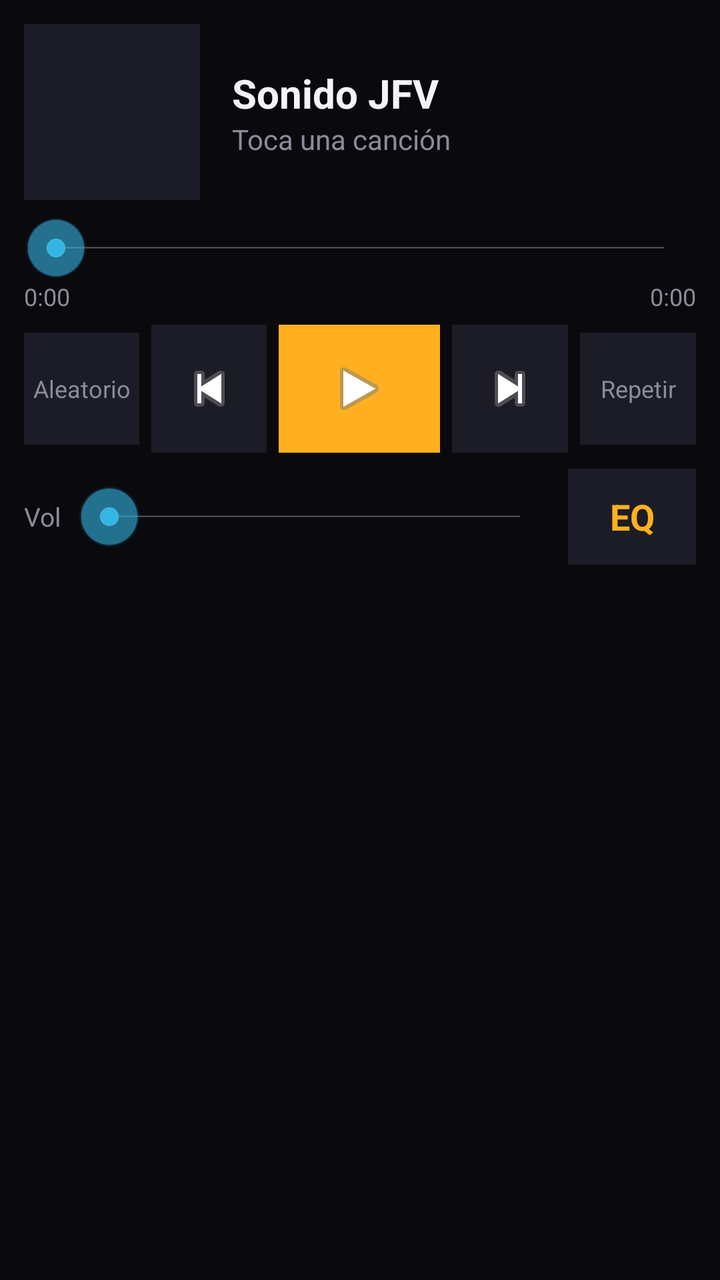
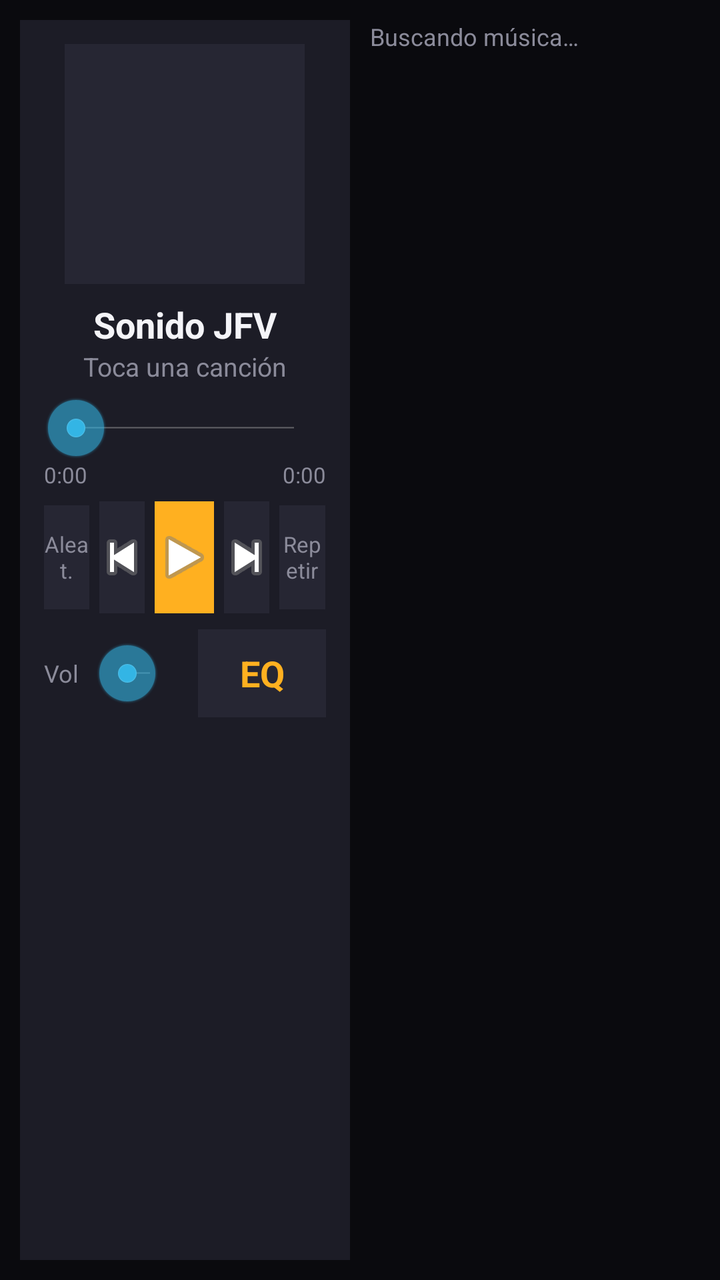

Two renders of the same Android screen: before a commit and after it. Below are the layout's source before the change and the commit's diff.
<!-- AndroidManifest.xml: application theme AppTheme -->
<!-- res/layout/activity_main.xml -->
<?xml version="1.0" encoding="utf-8"?>
<LinearLayout xmlns:android="http://schemas.android.com/apk/res/android"
    android:layout_width="match_parent"
    android:layout_height="match_parent"
    android:orientation="vertical"
    android:background="@color/bg"
    android:padding="12dp">

    <LinearLayout
        android:layout_width="match_parent"
        android:layout_height="wrap_content"
        android:orientation="horizontal"
        android:gravity="center_vertical">

        <ImageView
            android:id="@+id/art"
            android:layout_width="88dp"
            android:layout_height="88dp"
            android:scaleType="centerCrop"
            android:background="@color/surface"/>

        <LinearLayout
            android:layout_width="0dp"
            android:layout_height="wrap_content"
            android:layout_weight="1"
            android:orientation="vertical"
            android:layout_marginLeft="12dp"
            android:paddingLeft="4dp">

            <TextView
                android:id="@+id/title"
                android:layout_width="match_parent"
                android:layout_height="wrap_content"
                android:text="Sonido JFV"
                android:textColor="@color/text"
                android:textSize="20sp"
                android:textStyle="bold"
                android:singleLine="true"
                android:ellipsize="end"/>

            <TextView
                android:id="@+id/artist"
                android:layout_width="match_parent"
                android:layout_height="wrap_content"
                android:text="Toca una canción"
                android:textColor="@color/muted"
                android:textSize="14sp"
                android:singleLine="true"
                android:ellipsize="end"/>
        </LinearLayout>
    </LinearLayout>

    <SeekBar
        android:id="@+id/seek"
        android:layout_width="match_parent"
        android:layout_height="wrap_content"
        android:layout_marginTop="8dp"/>

    <LinearLayout
        android:layout_width="match_parent"
        android:layout_height="wrap_content"
        android:orientation="horizontal">
        <TextView
            android:id="@+id/tCur"
            android:layout_width="0dp"
            android:layout_height="wrap_content"
            android:layout_weight="1"
            android:text="0:00"
            android:textColor="@color/muted"
            android:textSize="12sp"/>
        <TextView
            android:id="@+id/tDur"
            android:layout_width="0dp"
            android:layout_height="wrap_content"
            android:layout_weight="1"
            android:gravity="right"
            android:text="0:00"
            android:textColor="@color/muted"
            android:textSize="12sp"/>
    </LinearLayout>

    <LinearLayout
        android:layout_width="match_parent"
        android:layout_height="wrap_content"
        android:orientation="horizontal"
        android:gravity="center"
        android:layout_marginTop="6dp">

        <Button
            android:id="@+id/btnShuffle"
            android:layout_width="0dp"
            android:layout_height="56dp"
            android:layout_weight="1"
            android:text="Aleatorio"
            android:textSize="12sp"
            android:textColor="@color/muted"
            android:background="@color/surface"/>

        <ImageButton
            android:id="@+id/btnPrev"
            android:layout_width="0dp"
            android:layout_height="64dp"
            android:layout_weight="1"
            android:layout_marginLeft="6dp"
            android:src="@android:drawable/ic_media_previous"
            android:background="@color/surface"/>

        <ImageButton
            android:id="@+id/btnPlay"
            android:layout_width="0dp"
            android:layout_height="64dp"
            android:layout_weight="1.4"
            android:layout_marginLeft="6dp"
            android:src="@android:drawable/ic_media_play"
            android:background="@color/accent"/>

        <ImageButton
            android:id="@+id/btnNext"
            android:layout_width="0dp"
            android:layout_height="64dp"
            android:layout_weight="1"
            android:layout_marginLeft="6dp"
            android:src="@android:drawable/ic_media_next"
            android:background="@color/surface"/>

        <Button
            android:id="@+id/btnRepeat"
            android:layout_width="0dp"
            android:layout_height="56dp"
            android:layout_weight="1"
            android:layout_marginLeft="6dp"
            android:text="Repetir"
            android:textSize="12sp"
            android:textColor="@color/muted"
            android:background="@color/surface"/>
    </LinearLayout>

    <LinearLayout
        android:layout_width="match_parent"
        android:layout_height="wrap_content"
        android:orientation="horizontal"
        android:gravity="center_vertical"
        android:layout_marginTop="8dp">

        <TextView
            android:layout_width="wrap_content"
            android:layout_height="wrap_content"
            android:text="Vol"
            android:textColor="@color/muted"
            android:textSize="13sp"/>

        <SeekBar
            android:id="@+id/vol"
            android:layout_width="0dp"
            android:layout_height="wrap_content"
            android:layout_weight="1"
            android:layout_marginLeft="8dp"
            android:layout_marginRight="8dp"/>

        <Button
            android:id="@+id/btnEq"
            android:layout_width="wrap_content"
            android:layout_height="48dp"
            android:text="EQ"
            android:textColor="@color/accent"
            android:textStyle="bold"
            android:background="@color/surface"/>
    </LinearLayout>

    <TextView
        android:id="@+id/count"
        android:layout_width="match_parent"
        android:layout_height="wrap_content"
        android:layout_marginTop="10dp"
        android:layout_marginBottom="4dp"
        android:text=""
        android:textColor="@color/muted"
        android:textSize="12sp"/>

    <ListView
        android:id="@+id/list"
        android:layout_width="match_parent"
        android:layout_height="0dp"
        android:layout_weight="1"
        android:cacheColorHint="#00000000"
        android:divider="#22FFFFFF"
        android:dividerHeight="1dp"/>
</LinearLayout>
<!-- resources referenced by this layout -->
<resources>
  <color name="accent">#FFB020</color>
  <color name="bg">#0A0A0E</color>
  <color name="muted">#8B8B9A</color>
  <color name="surface">#1C1C26</color>
  <color name="text">#F4F4F8</color>
  <style name="AppTheme" parent="@android:style/Theme.Holo.NoActionBar">
          <item name="android:windowBackground">@color/bg</item>
      </style>
</resources>

<!-- the commit's change to res/layout/activity_main.xml (unified diff, before → after) -->
@@ -2,187 +2,129 @@
 <LinearLayout xmlns:android="http://schemas.android.com/apk/res/android"
     android:layout_width="match_parent"
     android:layout_height="match_parent"
-    android:orientation="vertical"
+    android:orientation="horizontal"
     android:background="@color/bg"
-    android:padding="12dp">
+    android:padding="10dp">
 
+    
     <LinearLayout
-        android:layout_width="match_parent"
-        android:layout_height="wrap_content"
-        android:orientation="horizontal"
-        android:gravity="center_vertical">
+        android:layout_width="0dp"
+        android:layout_height="match_parent"
+        android:layout_weight="1"
+        android:orientation="vertical"
+        android:gravity="center_horizontal"
+        android:layout_marginRight="10dp"
+        android:background="@color/surface"
+        android:padding="12dp">
 
         <ImageView
             android:id="@+id/art"
-            android:layout_width="88dp"
-            android:layout_height="88dp"
+            android:layout_width="120dp"
+            android:layout_height="120dp"
             android:scaleType="centerCrop"
-            android:background="@color/surface"/>
+            android:background="@color/surface2"/>
+
+        <TextView
+            android:id="@+id/title"
+            android:layout_width="match_parent"
+            android:layout_height="wrap_content"
+            android:layout_marginTop="8dp"
+            android:text="Sonido JFV"
+            android:textColor="@color/text"
+            android:textSize="18sp"
+            android:textStyle="bold"
+            android:gravity="center"
+            android:singleLine="true"
+            android:ellipsize="end"/>
+
+        <TextView
+            android:id="@+id/artist"
+            android:layout_width="match_parent"
+            android:layout_height="wrap_content"
+            android:text="Toca una canción"
+            android:textColor="@color/muted"
+            android:textSize="13sp"
+            android:gravity="center"
+            android:singleLine="true"
+            android:ellipsize="end"/>
+
+        <SeekBar
+            android:id="@+id/seek"
+            android:layout_width="match_parent"
+            android:layout_height="wrap_content"
+            android:layout_marginTop="6dp"/>
 
         <LinearLayout
-            android:layout_width="0dp"
+            android:layout_width="match_parent"
             android:layout_height="wrap_content"
-            android:layout_weight="1"
-            android:orientation="vertical"
-            android:layout_marginLeft="12dp"
-            android:paddingLeft="4dp">
+            android:orientation="horizontal">
+            <TextView android:id="@+id/tCur" android:layout_width="0dp" android:layout_height="wrap_content"
+                android:layout_weight="1" android:text="0:00" android:textColor="@color/muted" android:textSize="11sp"/>
+            <TextView android:id="@+id/tDur" android:layout_width="0dp" android:layout_height="wrap_content"
+                android:layout_weight="1" android:gravity="right" android:text="0:00" android:textColor="@color/muted" android:textSize="11sp"/>
+        </LinearLayout>
 
-            <TextView
-                android:id="@+id/title"
-                android:layout_width="match_parent"
-                android:layout_height="wrap_content"
-                android:text="Sonido JFV"
-                android:textColor="@color/text"
-                android:textSize="20sp"
-                android:textStyle="bold"
-                android:singleLine="true"
-                android:ellipsize="end"/>
+        <LinearLayout
+            android:layout_width="match_parent"
+            android:layout_height="wrap_content"
+            android:orientation="horizontal"
+            android:gravity="center"
+            android:layout_marginTop="6dp">
+            <Button android:id="@+id/btnShuffle" android:layout_width="0dp" android:layout_height="52dp"
+                android:layout_weight="1" android:text="Aleat." android:textSize="11sp"
+                android:textColor="@color/muted" android:background="@color/surface2"/>
+            <ImageButton android:id="@+id/btnPrev" android:layout_width="0dp" android:layout_height="56dp"
+                android:layout_weight="1" android:layout_marginLeft="5dp"
+                android:src="@android:drawable/ic_media_previous" android:background="@color/surface2"/>
+            <ImageButton android:id="@+id/btnPlay" android:layout_width="0dp" android:layout_height="56dp"
+                android:layout_weight="1.3" android:layout_marginLeft="5dp"
+                android:src="@android:drawable/ic_media_play" android:background="@color/accent"/>
+            <ImageButton android:id="@+id/btnNext" android:layout_width="0dp" android:layout_height="56dp"
+                android:layout_weight="1" android:layout_marginLeft="5dp"
+                android:src="@android:drawable/ic_media_next" android:background="@color/surface2"/>
+            <Button android:id="@+id/btnRepeat" android:layout_width="0dp" android:layout_height="52dp"
+                android:layout_weight="1" android:layout_marginLeft="5dp" android:text="Repetir" android:textSize="11sp"
+                android:textColor="@color/muted" android:background="@color/surface2"/>
+        </LinearLayout>
 
-            <TextView
-                android:id="@+id/artist"
-                android:layout_width="match_parent"
-                android:layout_height="wrap_content"
-                android:text="Toca una canción"
-                android:textColor="@color/muted"
-                android:textSize="14sp"
-                android:singleLine="true"
-                android:ellipsize="end"/>
+        <LinearLayout
+            android:layout_width="match_parent"
+            android:layout_height="wrap_content"
+            android:orientation="horizontal"
+            android:gravity="center_vertical"
+            android:layout_marginTop="8dp">
+            <TextView android:layout_width="wrap_content" android:layout_height="wrap_content"
+                android:text="Vol" android:textColor="@color/muted" android:textSize="12sp"/>
+            <SeekBar android:id="@+id/vol" android:layout_width="0dp" android:layout_height="wrap_content"
+                android:layout_weight="1" android:layout_marginLeft="8dp" android:layout_marginRight="8dp"/>
+            <Button android:id="@+id/btnEq" android:layout_width="wrap_content" android:layout_height="44dp"
+                android:text="EQ" android:textColor="@color/accent" android:textStyle="bold" android:background="@color/surface2"/>
         </LinearLayout>
     </LinearLayout>
 
-    <SeekBar
-        android:id="@+id/seek"
-        android:layout_width="match_parent"
-        android:layout_height="wrap_content"
-        android:layout_marginTop="8dp"/>
-
+    
     <LinearLayout
-        android:layout_width="match_parent"
-        android:layout_height="wrap_content"
-        android:orientation="horizontal">
-        <TextView
-            android:id="@+id/tCur"
-            android:layout_width="0dp"
-            android:layout_height="wrap_content"
-            android:layout_weight="1"
-            android:text="0:00"
-            android:textColor="@color/muted"
-            android:textSize="12sp"/>
-        <TextView
-            android:id="@+id/tDur"
-            android:layout_width="0dp"
-            android:layout_height="wrap_content"
-            android:layout_weight="1"
-            android:gravity="right"
-            android:text="0:00"
-            android:textColor="@color/muted"
-            android:textSize="12sp"/>
-    </LinearLayout>
-
-    <LinearLayout
-        android:layout_width="match_parent"
-        android:layout_height="wrap_content"
-        android:orientation="horizontal"
-        android:gravity="center"
-        android:layout_marginTop="6dp">
-
-        <Button
-            android:id="@+id/btnShuffle"
-            android:layout_width="0dp"
-            android:layout_height="56dp"
-            android:layout_weight="1"
-            android:text="Aleatorio"
-            android:textSize="12sp"
-            android:textColor="@color/muted"
-            android:background="@color/surface"/>
-
-        <ImageButton
-            android:id="@+id/btnPrev"
-            android:layout_width="0dp"
-            android:layout_height="64dp"
-            android:layout_weight="1"
-            android:layout_marginLeft="6dp"
-            android:src="@android:drawable/ic_media_previous"
-            android:background="@color/surface"/>
-
-        <ImageButton
-            android:id="@+id/btnPlay"
-            android:layout_width="0dp"
-            android:layout_height="64dp"
-            android:layout_weight="1.4"
-            android:layout_marginLeft="6dp"
-            android:src="@android:drawable/ic_media_play"
-            android:background="@color/accent"/>
-
-        <ImageButton
-            android:id="@+id/btnNext"
-            android:layout_width="0dp"
-            android:layout_height="64dp"
-            android:layout_weight="1"
-            android:layout_marginLeft="6dp"
-            android:src="@android:drawable/ic_media_next"
-            android:background="@color/surface"/>
-
-        <Button
-            android:id="@+id/btnRepeat"
-            android:layout_width="0dp"
-            android:layout_height="56dp"
-            android:layout_weight="1"
-            android:layout_marginLeft="6dp"
-            android:text="Repetir"
-            android:textSize="12sp"
-            android:textColor="@color/muted"
-            android:background="@color/surface"/>
-    </LinearLayout>
-
-    <LinearLayout
-        android:layout_width="match_parent"
-        android:layout_height="wrap_content"
-        android:orientation="horizontal"
-        android:gravity="center_vertical"
-        android:layout_marginTop="8dp">
+        android:layout_width="0dp"
+        android:layout_height="match_parent"
+        android:layout_weight="1"
+        android:orientation="vertical">
 
         <TextView
-            android:layout_width="wrap_content"
+            android:id="@+id/count"
+            android:layout_width="match_parent"
             android:layout_height="wrap_content"
-            android:text="Vol"
+            android:text="Buscando música…"
             android:textColor="@color/muted"
-            android:textSize="13sp"/>
+            android:textSize="12sp"
+            android:paddingBottom="6dp"/>
 
-        <SeekBar
-            android:id="@+id/vol"
-            android:layout_width="0dp"
-            android:layout_height="wrap_content"
+        <ListView
+            android:id="@+id/list"
+            android:layout_width="match_parent"
+            android:layout_height="0dp"
             android:layout_weight="1"
-            android:layout_marginLeft="8dp"
-            android:layout_marginRight="8dp"/>
-
-        <Button
-            android:id="@+id/btnEq"
-            android:layout_width="wrap_content"
-            android:layout_height="48dp"
-            android:text="EQ"
-            android:textColor="@color/accent"
-            android:textStyle="bold"
-            android:background="@color/surface"/>
+            android:cacheColorHint="#00000000"
+            android:divider="#22FFFFFF"
+            android:dividerHeight="1dp"/>
     </LinearLayout>
-
-    <TextView
-        android:id="@+id/count"
-        android:layout_width="match_parent"
-        android:layout_height="wrap_content"
-        android:layout_marginTop="10dp"
-        android:layout_marginBottom="4dp"
-        android:text=""
-        android:textColor="@color/muted"
-        android:textSize="12sp"/>
-
-    <ListView
-        android:id="@+id/list"
-        android:layout_width="match_parent"
-        android:layout_height="0dp"
-        android:layout_weight="1"
-        android:cacheColorHint="#00000000"
-        android:divider="#22FFFFFF"
-        android:dividerHeight="1dp"/>
 </LinearLayout>
<!-- resource entries referenced after the edit -->
@@ -4,6 +4,7 @@
   <color name="bg">#0A0A0E</color>
   <color name="muted">#8B8B9A</color>
   <color name="surface">#1C1C26</color>
+  <color name="surface2">#262633</color>
   <color name="text">#F4F4F8</color>
   <style name="AppTheme" parent="@android:style/Theme.Holo.NoActionBar">
           <item name="android:windowBackground">@color/bg</item>
